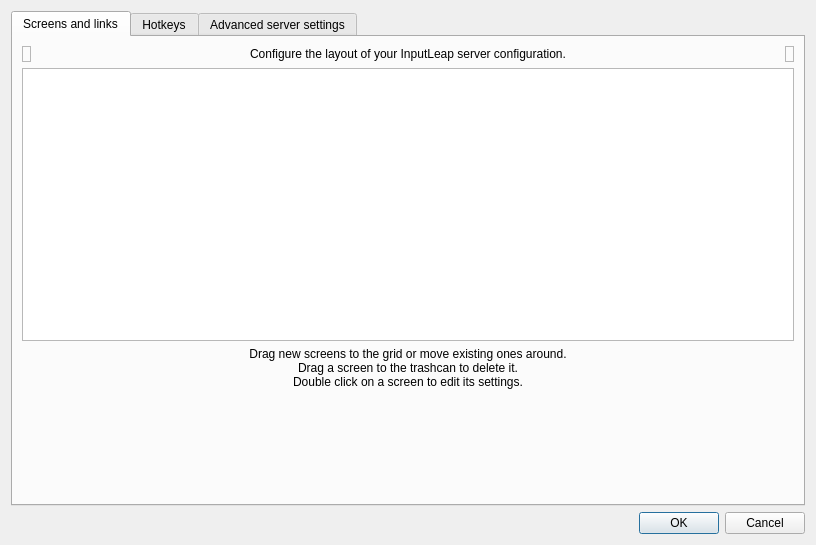
First picture: the form in src/gui/src/ServerConfigDialog.ui, repository bryceishunter/leap-input-2, before the edit.
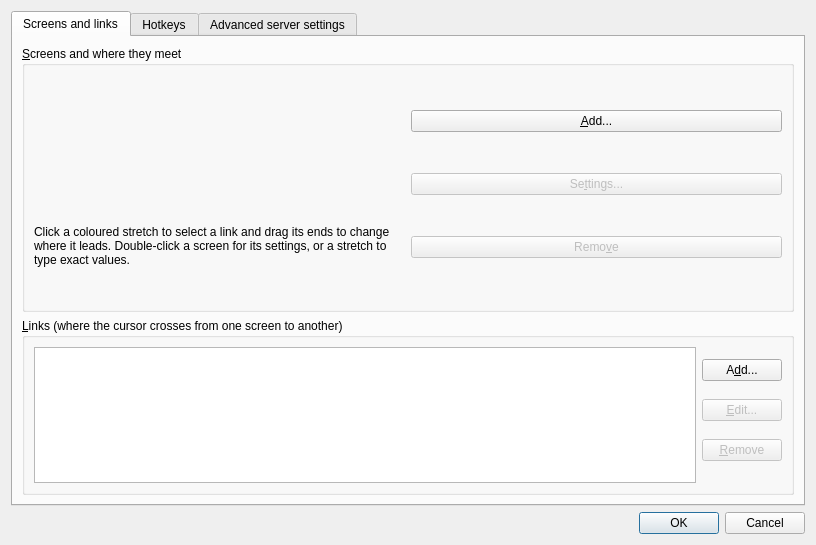
Second picture: the form after the edit. Icons and pictures are not drawn. Custom widgets are drawn as their Qt base class.

Commit message: gui: edit the configuration file itself, with a layout view

```diff
--- a/src/gui/src/ServerConfigDialog.ui
+++ b/src/gui/src/ServerConfigDialog.ui
@@ -20,118 +20,123 @@
       <attribute name="title">
        <string>Screens and links</string>
       </attribute>
-      <layout class="QVBoxLayout">
+      <layout class="QVBoxLayout" stretch="3,2">
        <item>
+        <widget class="QGroupBox" name="m_pGroupScreens">
+         <property name="title">
+          <string>&amp;Screens and where they meet</string>
+         </property>
         <layout class="QHBoxLayout">
          <item>
-          <widget class="TrashScreenWidget" name="m_pTrashScreenWidget">
-           <property name="acceptDrops">
+           <layout class="QVBoxLayout">
+            <item>
+             <widget class="ScreenLayoutView" name="m_pLayoutView"/>
+            </item>
+            <item>
+             <widget class="QLabel" name="m_pLabelLayoutHint">
+              <property name="text">
+               <string>Click a coloured stretch to select a link and drag its ends to change where it leads. Double-click a screen for its settings, or a stretch to type exact values.</string>
+              </property>
+              <property name="wordWrap">
             <bool>true</bool>
            </property>
-           <property name="toolTip">
-            <string>Drag a screen from the grid to the trashcan to remove it.</string>
-           </property>
-           <property name="frameShape">
-            <enum>QFrame::StyledPanel</enum>
-           </property>
-           <property name="frameShadow">
-            <enum>QFrame::Raised</enum>
-           </property>
+             </widget>
+            </item>
+           </layout>
+          </item>
+          <item>
+           <layout class="QVBoxLayout">
+          <item>
+           <widget class="QPushButton" name="m_pButtonAddScreen">
            <property name="text">
-            <string/>
-           </property>
-           <property name="pixmap">
-            <pixmap resource="../res/Leapdesk.qrc">:/res/icons/64x64/user-trash.png</pixmap>
-           </property>
+             <string>&amp;Add...</string>
+            </property>
           </widget>
          </item>
          <item>
-          <widget class="QLabel" name="label_2">
-           <property name="sizePolicy">
-            <sizepolicy hsizetype="Preferred" vsizetype="Preferred">
-             <horstretch>1</horstretch>
-             <verstretch>0</verstretch>
-            </sizepolicy>
+           <widget class="QPushButton" name="m_pButtonEditScreen">
+            <property name="enabled">
+             <bool>false</bool>
            </property>
            <property name="text">
-            <string>Configure the layout of your InputLeap server configuration.</string>
-           </property>
-           <property name="alignment">
-            <set>Qt::AlignCenter</set>
-           </property>
-           <property name="wordWrap">
-            <bool>true</bool>
-           </property>
+             <string>Se&amp;ttings...</string>
+            </property>
           </widget>
          </item>
          <item>
-          <widget class="NewScreenWidget" name="m_pLabelNewScreenWidget">
-           <property name="toolTip">
-            <string>Drag this button to the grid to add a new screen.</string>
-           </property>
-           <property name="frameShape">
-            <enum>QFrame::StyledPanel</enum>
-           </property>
-           <property name="frameShadow">
-            <enum>QFrame::Raised</enum>
-           </property>
+           <widget class="QPushButton" name="m_pButtonRemoveScreen">
+            <property name="enabled">
+             <bool>false</bool>
+            </property>
            <property name="text">
-            <string/>
-           </property>
-           <property name="pixmap">
-            <pixmap resource="../res/Leapdesk.qrc">:/res/icons/64x64/video-display.png</pixmap>
-           </property>
-          </widget>
-         </item>
-        </layout>
-       </item>
+             <string>Remo&amp;ve</string>
+            </property>
+           </widget>
+          </item>
+          <item>
+           <spacer>
+            <property name="orientation">
+             <enum>Qt::Vertical</enum>
+            </property>
+           </spacer>
+          </item>
+           </layout>
+          </item>
+         </layout>
+        </widget>
+       </item>
        <item>
-        <widget class="ScreenSetupView" name="m_pScreenSetupView">
-         <property name="minimumSize">
-          <size>
-           <width>0</width>
-           <height>273</height>
-          </size>
+        <widget class="QGroupBox" name="m_pGroupLinks">
+         <property name="title">
+          <string>&amp;Links (where the cursor crosses from one screen to another)</string>
          </property>
-         <property name="maximumSize">
-          <size>
-           <width>16777215</width>
-           <height>273</height>
-          </size>
-         </property>
-         <property name="acceptDrops">
+         <layout class="QHBoxLayout">
+          <item>
+           <widget class="QTableWidget" name="m_pTableLinks">
+            <property name="editTriggers">
+             <set>QAbstractItemView::NoEditTriggers</set>
+            </property>
+            <property name="selectionMode">
+             <enum>QAbstractItemView::SingleSelection</enum>
+            </property>
+            <property name="selectionBehavior">
+             <enum>QAbstractItemView::SelectRows</enum>
+            </property>
+            <attribute name="verticalHeaderVisible">
+             <bool>false</bool>
+            </attribute>
+            <attribute name="horizontalHeaderStretchLastSection">
           <bool>true</bool>
-         </property>
-         <property name="autoFillBackground">
+            </attribute>
+           </widget>
+          </item>
+          <item>
+           <layout class="QVBoxLayout">
+          <item>
+           <widget class="QPushButton" name="m_pButtonAddLink">
+            <property name="text">
+             <string>A&amp;dd...</string>
+            </property>
+           </widget>
+          </item>
+          <item>
+           <widget class="QPushButton" name="m_pButtonEditLink">
+            <property name="enabled">
           <bool>false</bool>
          </property>
-         <property name="frameShape">
-          <enum>QFrame::StyledPanel</enum>
-         </property>
-         <property name="frameShadow">
-          <enum>QFrame::Sunken</enum>
-         </property>
+            <property name="text">
+             <string>&amp;Edit...</string>
+            </property>
         </widget>
        </item>
        <item>
-        <widget class="QLabel" name="label_3">
-         <property name="sizePolicy">
-          <sizepolicy hsizetype="Preferred" vsizetype="Preferred">
-           <horstretch>1</horstretch>
-           <verstretch>0</verstretch>
-          </sizepolicy>
+           <widget class="QPushButton" name="m_pButtonRemoveLink">
+            <property name="enabled">
+             <bool>false</bool>
          </property>
          <property name="text">
-          <string>Drag new screens to the grid or move existing ones around.
-Drag a screen to the trashcan to delete it.
-Double click on a screen to edit its settings.</string>
-         </property>
-         <property name="alignment">
-          <set>Qt::AlignCenter</set>
-         </property>
-         <property name="wordWrap">
-          <bool>true</bool>
-         </property>
+             <string>&amp;Remove</string>
+            </property>
         </widget>
        </item>
        <item>
@@ -139,13 +144,12 @@
          <property name="orientation">
           <enum>Qt::Vertical</enum>
          </property>
-         <property name="sizeHint" stdset="0">
-          <size>
-           <width>20</width>
-           <height>40</height>
-          </size>
-         </property>
-        </spacer>
+           </spacer>
+          </item>
+           </layout>
+          </item>
+         </layout>
+        </widget>
        </item>
       </layout>
      </widget>
@@ -707,20 +711,9 @@
  </widget>
  <customwidgets>
   <customwidget>
-   <class>ScreenSetupView</class>
-   <extends>QTableView</extends>
-   <header>ScreenSetupView.h</header>
-   <container>1</container>
-  </customwidget>
-  <customwidget>
-   <class>NewScreenWidget</class>
-   <extends>QLabel</extends>
-   <header>NewScreenWidget.h</header>
-  </customwidget>
-  <customwidget>
-   <class>TrashScreenWidget</class>
-   <extends>QLabel</extends>
-   <header>TrashScreenWidget.h</header>
+   <class>ScreenLayoutView</class>
+   <extends>QWidget</extends>
+   <header>ScreenLayoutView.h</header>
   </customwidget>
  </customwidgets>
  <resources>
```
Left out of the diff: 20 changed lines with no effect on the pictures. Lines whose indentation alone changed are shown as unchanged. The commit also changes 26 other files.
